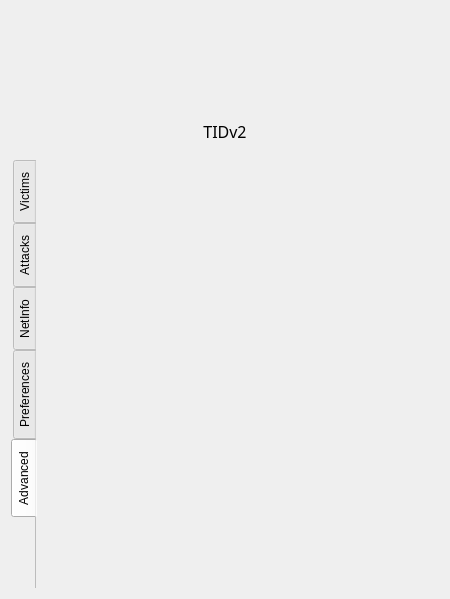
Qt form core/qt5/Main.ui (0xInfection/TIDoS-Framework) before a commit.
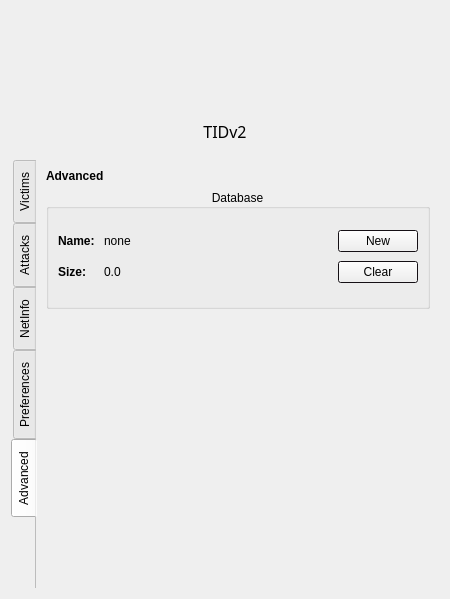
The same form after that commit. The open tabs and pages were chosen to show the change. Icons and pictures are not drawn.

```diff
--- a/core/qt5/Main.ui
+++ b/core/qt5/Main.ui
@@ -889,7 +889,266 @@
            <attribute name="title">
             <string notr="true">Advanced</string>
            </attribute>
-           <layout class="QVBoxLayout" name="verticalLayout_tab5"/>
+           <layout class="QVBoxLayout" name="verticalLayout_tab5">
+            <item>
+             <layout class="QVBoxLayout" name="verticalLayout_7">
+              <item>
+               <widget class="QLabel" name="advancedLabel">
+                <property name="sizePolicy">
+                 <sizepolicy hsizetype="Preferred" vsizetype="Fixed">
+                  <horstretch>0</horstretch>
+                  <verstretch>0</verstretch>
+                 </sizepolicy>
+                </property>
+                <property name="font">
+                 <font>
+                  <weight>75</weight>
+                  <bold>true</bold>
+                 </font>
+                </property>
+                <property name="text">
+                 <string>Advanced</string>
+                </property>
+               </widget>
+              </item>
+              <item>
+               <layout class="QHBoxLayout" name="horizontalLayout_7">
+                <item>
+                 <widget class="QGroupBox" name="dbBox">
+                  <property name="sizePolicy">
+                   <sizepolicy hsizetype="Preferred" vsizetype="Preferred">
+                    <horstretch>1</horstretch>
+                    <verstretch>0</verstretch>
+                   </sizepolicy>
+                  </property>
+                  <property name="minimumSize">
+                   <size>
+                    <width>0</width>
+                    <height>120</height>
+                   </size>
+                  </property>
+                  <property name="maximumSize">
+                   <size>
+                    <width>16777215</width>
+                    <height>120</height>
+                   </size>
+                  </property>
+                  <property name="palette">
+                   <palette>
+                    <active>
+                     <colorrole role="Base">
+                      <brush brushstyle="SolidPattern">
+                       <color alpha="255">
+                        <red>29</red>
+                        <green>22</green>
+                        <blue>29</blue>
+                       </color>
+                      </brush>
+                     </colorrole>
+                     <colorrole role="Window">
+                      <brush brushstyle="SolidPattern">
+                       <color alpha="255">
+                        <red>29</red>
+                        <green>22</green>
+                        <blue>29</blue>
+                       </color>
+                      </brush>
+                     </colorrole>
+                    </active>
+                    <inactive>
+                     <colorrole role="Base">
+                      <brush brushstyle="SolidPattern">
+                       <color alpha="255">
+                        <red>29</red>
+                        <green>22</green>
+                        <blue>29</blue>
+                       </color>
+                      </brush>
+                     </colorrole>
+                     <colorrole role="Window">
+                      <brush brushstyle="SolidPattern">
+                       <color alpha="255">
+                        <red>29</red>
+                        <green>22</green>
+                        <blue>29</blue>
+                       </color>
+                      </brush>
+                     </colorrole>
+                    </inactive>
+                    <disabled>
+                     <colorrole role="Base">
+                      <brush brushstyle="SolidPattern">
+                       <color alpha="255">
+                        <red>29</red>
+                        <green>22</green>
+                        <blue>29</blue>
+                       </color>
+                      </brush>
+                     </colorrole>
+                     <colorrole role="Window">
+                      <brush brushstyle="SolidPattern">
+                       <color alpha="255">
+                        <red>29</red>
+                        <green>22</green>
+                        <blue>29</blue>
+                       </color>
+                      </brush>
+                     </colorrole>
+                    </disabled>
+                   </palette>
+                  </property>
+                  <property name="focusPolicy">
+                   <enum>Qt::ClickFocus</enum>
+                  </property>
+                  <property name="autoFillBackground">
+                   <bool>false</bool>
+                  </property>
+                  <property name="title">
+                   <string>Database</string>
+                  </property>
+                  <property name="alignment">
+                   <set>Qt::AlignCenter</set>
+                  </property>
+                  <property name="flat">
+                   <bool>false</bool>
+                  </property>
+                  <property name="checkable">
+                   <bool>false</bool>
+                  </property>
+                  <layout class="QHBoxLayout" name="horizontalLayout_9">
+                   <item>
+                    <widget class="QWidget" name="gridWidget" native="true">
+                     <property name="sizePolicy">
+                      <sizepolicy hsizetype="Preferred" vsizetype="Preferred">
+                       <horstretch>0</horstretch>
+                       <verstretch>0</verstretch>
+                      </sizepolicy>
+                     </property>
+                     <layout class="QGridLayout" name="dbLayout" columnstretch="0,0,0,0">
+                      <property name="sizeConstraint">
+                       <enum>QLayout::SetDefaultConstraint</enum>
+                      </property>
+                      <property name="leftMargin">
+                       <number>0</number>
+                      </property>
+                      <property name="rightMargin">
+                       <number>0</number>
+                      </property>
+                      <item row="1" column="0">
+                       <widget class="QLabel" name="sizeTitle">
+                        <property name="sizePolicy">
+                         <sizepolicy hsizetype="Preferred" vsizetype="Fixed">
+                          <horstretch>0</horstretch>
+                          <verstretch>0</verstretch>
+                         </sizepolicy>
+                        </property>
+                        <property name="font">
+                         <font>
+                          <weight>75</weight>
+                          <bold>true</bold>
+                         </font>
+                        </property>
+                        <property name="text">
+                         <string>Size: </string>
+                        </property>
+                       </widget>
+                      </item>
+                      <item row="1" column="1">
+                       <widget class="QLabel" name="sizeLabel">
+                        <property name="sizePolicy">
+                         <sizepolicy hsizetype="Preferred" vsizetype="Fixed">
+                          <horstretch>0</horstretch>
+                          <verstretch>0</verstretch>
+                         </sizepolicy>
+                        </property>
+                        <property name="text">
+                         <string>0.0</string>
+                        </property>
+                       </widget>
+                      </item>
+                      <item row="0" column="2">
+                       <spacer name="horizontalSpacer_8">
+                        <property name="orientation">
+                         <enum>Qt::Horizontal</enum>
+                        </property>
+                        <property name="sizeHint" stdset="0">
+                         <size>
+                          <width>40</width>
+                          <height>20</height>
+                         </size>
+                        </property>
+                       </spacer>
+                      </item>
+                      <item row="1" column="3">
+                       <widget class="QPushButton" name="clearDbButton">
+                        <property name="text">
+                         <string>Clear</string>
+                        </property>
+                       </widget>
+                      </item>
+                      <item row="0" column="1">
+                       <widget class="QLabel" name="nameLabel">
+                        <property name="sizePolicy">
+                         <sizepolicy hsizetype="Preferred" vsizetype="Fixed">
+                          <horstretch>0</horstretch>
+                          <verstretch>0</verstretch>
+                         </sizepolicy>
+                        </property>
+                        <property name="text">
+                         <string>none</string>
+                        </property>
+                       </widget>
+                      </item>
+                      <item row="0" column="3">
+                       <widget class="QPushButton" name="newDbButton">
+                        <property name="text">
+                         <string>New</string>
+                        </property>
+                       </widget>
+                      </item>
+                      <item row="0" column="0">
+                       <widget class="QLabel" name="nameTitle">
+                        <property name="sizePolicy">
+                         <sizepolicy hsizetype="Preferred" vsizetype="Fixed">
+                          <horstretch>0</horstretch>
+                          <verstretch>0</verstretch>
+                         </sizepolicy>
+                        </property>
+                        <property name="font">
+                         <font>
+                          <weight>75</weight>
+                          <bold>true</bold>
+                         </font>
+                        </property>
+                        <property name="text">
+                         <string>Name: </string>
+                        </property>
+                       </widget>
+                      </item>
+                     </layout>
+                    </widget>
+                   </item>
+                  </layout>
+                 </widget>
+                </item>
+               </layout>
+              </item>
+              <item>
+               <spacer name="verticalSpacer">
+                <property name="orientation">
+                 <enum>Qt::Vertical</enum>
+                </property>
+                <property name="sizeHint" stdset="0">
+                 <size>
+                  <width>20</width>
+                  <height>40</height>
+                 </size>
+                </property>
+               </spacer>
+              </item>
+             </layout>
+            </item>
+           </layout>
           </widget>
          </widget>
         </item>
```
Left out of the diff: 2 changed lines with no effect on the pictures.
